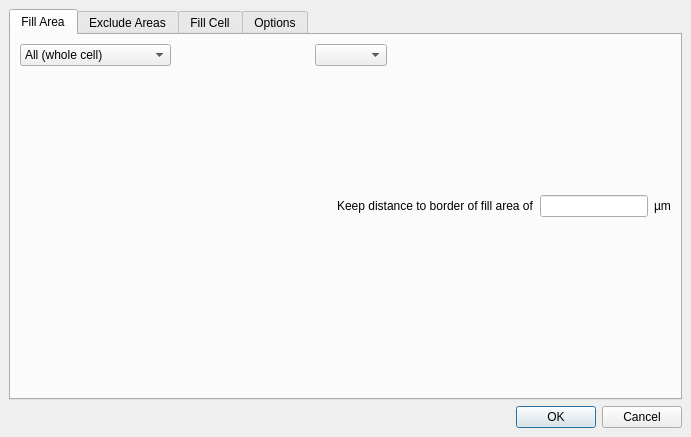
First picture: the form in src/lay/lay/FillDialog.ui, repository KLayout/klayout, before the edit.
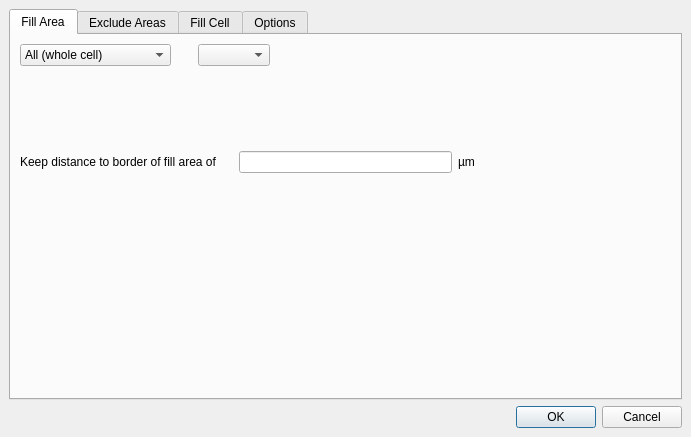
Second picture: the form after the edit. Custom widgets are drawn as their Qt base class.

Commit message:
Fixed issue #1328 (width of layer selection boxes too small)
Also: clip and fill dialog now display layer names from
the layer view. Fixed geometry of fill dialog.

Hope I got all places where the layer selection box was
configured as adjust size = on first show.

Patch:
```diff
--- a/src/lay/lay/FillDialog.ui
+++ b/src/lay/lay/FillDialog.ui
@@ -49,7 +49,7 @@
        <item>
         <widget class="QFrame" name="frame">
          <property name="sizePolicy">
-          <sizepolicy hsizetype="Preferred" vsizetype="Preferred">
+          <sizepolicy hsizetype="Preferred" vsizetype="Fixed">
            <horstretch>0</horstretch>
            <verstretch>0</verstretch>
           </sizepolicy>
@@ -70,8 +70,30 @@
           <property name="spacing">
            <number>6</number>
           </property>
+          <item row="0" column="1">
+           <spacer>
+            <property name="orientation">
+             <enum>Qt::Horizontal</enum>
+            </property>
+            <property name="sizeType">
+             <enum>QSizePolicy::Fixed</enum>
+            </property>
+            <property name="sizeHint" stdset="0">
+             <size>
+              <width>15</width>
+              <height>20</height>
+             </size>
+            </property>
+           </spacer>
+          </item>
           <item row="0" column="0">
            <widget class="QFrame" name="frame_5">
+            <property name="sizePolicy">
+             <sizepolicy hsizetype="Preferred" vsizetype="Preferred">
+              <horstretch>0</horstretch>
+              <verstretch>0</verstretch>
+             </sizepolicy>
+            </property>
             <property name="frameShape">
              <enum>QFrame::NoFrame</enum>
             </property>
@@ -131,10 +153,13 @@
                <property name="orientation">
                 <enum>Qt::Vertical</enum>
                </property>
+               <property name="sizeType">
+                <enum>QSizePolicy::Expanding</enum>
+               </property>
                <property name="sizeHint" stdset="0">
                 <size>
                  <width>20</width>
-                 <height>40</height>
+                 <height>20</height>
                 </size>
                </property>
               </spacer>
@@ -142,20 +167,7 @@
             </layout>
            </widget>
           </item>
-          <item row="0" column="1">
-           <spacer>
-            <property name="orientation">
-             <enum>Qt::Horizontal</enum>
-            </property>
-            <property name="sizeHint" stdset="0">
-             <size>
-              <width>40</width>
-              <height>20</height>
-             </size>
-            </property>
-           </spacer>
-          </item>
-          <item row="1" column="0" colspan="3">
+          <item row="2" column="0" colspan="3">
            <widget class="QFrame" name="frame_6">
             <property name="frameShape">
              <enum>QFrame::NoFrame</enum>
@@ -203,19 +215,6 @@
                 <property name="bottomMargin">
                  <number>0</number>
                 </property>
-                <item>
-                 <spacer>
-                  <property name="orientation">
-                   <enum>Qt::Horizontal</enum>
-                  </property>
-                  <property name="sizeHint" stdset="0">
-                   <size>
-                    <width>40</width>
-                    <height>20</height>
-                   </size>
-                  </property>
-                 </spacer>
-                </item>
                 <item>
                  <widget class="QLabel" name="label_37">
                   <property name="text">
@@ -251,6 +250,12 @@
           </item>
           <item row="0" column="2">
            <widget class="QStackedWidget" name="fill_area_stack">
+            <property name="sizePolicy">
+             <sizepolicy hsizetype="Preferred" vsizetype="Fixed">
+              <horstretch>1</horstretch>
+              <verstretch>0</verstretch>
+             </sizepolicy>
+            </property>
             <property name="currentIndex">
              <number>1</number>
             </property>
@@ -277,10 +282,13 @@
                 <property name="orientation">
                  <enum>Qt::Vertical</enum>
                 </property>
+                <property name="sizeType">
+                 <enum>QSizePolicy::Expanding</enum>
+                </property>
                 <property name="sizeHint" stdset="0">
                  <size>
                   <width>241</width>
-                  <height>40</height>
+                  <height>20</height>
                  </size>
                 </property>
                </spacer>
@@ -303,6 +311,9 @@
                 <property name="enabled">
                  <bool>true</bool>
                 </property>
+                <property name="sizeAdjustPolicy">
+                 <enum>QComboBox::AdjustToContents</enum>
+                </property>
                </widget>
               </item>
              </layout>
@@ -409,6 +420,22 @@
             </widget>
            </widget>
           </item>
+          <item row="1" column="0" colspan="3">
+           <spacer name="verticalSpacer_5">
+            <property name="orientation">
+             <enum>Qt::Vertical</enum>
+            </property>
+            <property name="sizeType">
+             <enum>QSizePolicy::Fixed</enum>
+            </property>
+            <property name="sizeHint" stdset="0">
+             <size>
+              <width>20</width>
+              <height>10</height>
+             </size>
+            </property>
+           </spacer>
+          </item>
          </layout>
         </widget>
        </item>
```
The commit also changes 15 other files.
